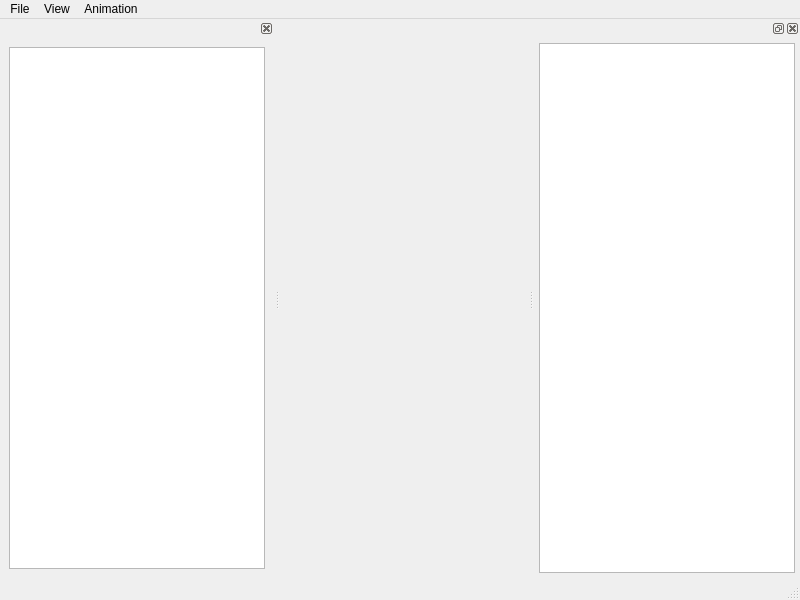
Old version of the form mainwindow.ui in the repository royqh1979/QImageViewer.
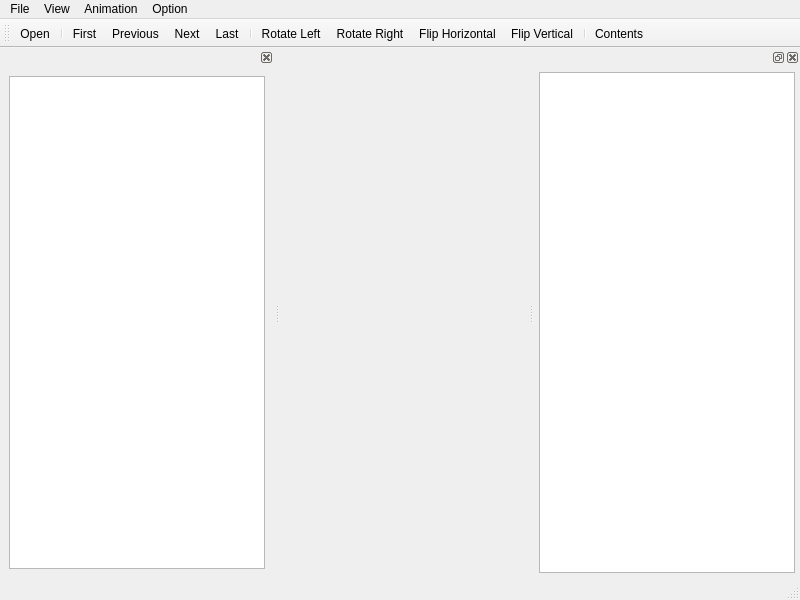
New version of the form. Icons and pictures are not drawn. Custom widgets are drawn as their Qt base class.

```diff
--- a/mainwindow.ui
+++ b/mainwindow.ui
@@ -59,9 +59,16 @@
     <addaction name="actionNext_Frame"/>
     <addaction name="actionPrev_Frame"/>
    </widget>
+   <widget class="QMenu" name="menuOption">
+    <property name="title">
+     <string>Option</string>
+    </property>
+    <addaction name="actionOption"/>
+   </widget>
    <addaction name="menuFile"/>
    <addaction name="menuView"/>
    <addaction name="menuAnimation"/>
+   <addaction name="menuOption"/>
   </widget>
   <widget class="QStatusBar" name="statusbar"/>
   <widget class="QDockWidget" name="dockMetaInfo">
@@ -122,9 +129,33 @@
     </layout>
    </widget>
   </widget>
+  <widget class="QToolBar" name="toolBar">
+   <property name="windowTitle">
+    <string>toolBar</string>
+   </property>
+   <attribute name="toolBarArea">
+    <enum>TopToolBarArea</enum>
+   </attribute>
+   <attribute name="toolBarBreak">
+    <bool>false</bool>
+   </attribute>
+   <addaction name="actionOpen"/>
+   <addaction name="separator"/>
+   <addaction name="actionFirst"/>
+   <addaction name="actionPrevious"/>
+   <addaction name="actionNext"/>
+   <addaction name="actionLast"/>
+   <addaction name="separator"/>
+   <addaction name="actionRotate_Left"/>
+   <addaction name="actionRotate_Right"/>
+   <addaction name="actionFlip_Horizontal"/>
+   <addaction name="actionFlip_Vertical"/>
+   <addaction name="separator"/>
+   <addaction name="actionShow_Contents"/>
+  </widget>
   <action name="actionOpen">
    <property name="text">
-    <string>Open</string>
+    <string>Open...</string>
    </property>
    <property name="shortcut">
     <string>Ctrl+O</string>
```
Left out of the diff: 100 changed lines with no effect on the pictures.
